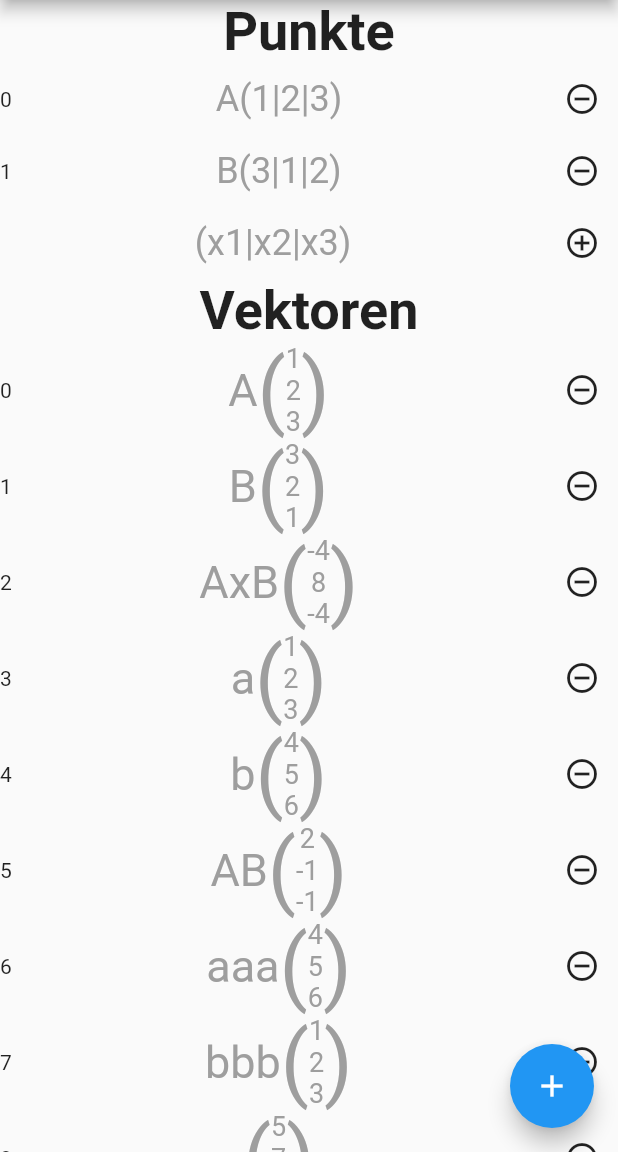
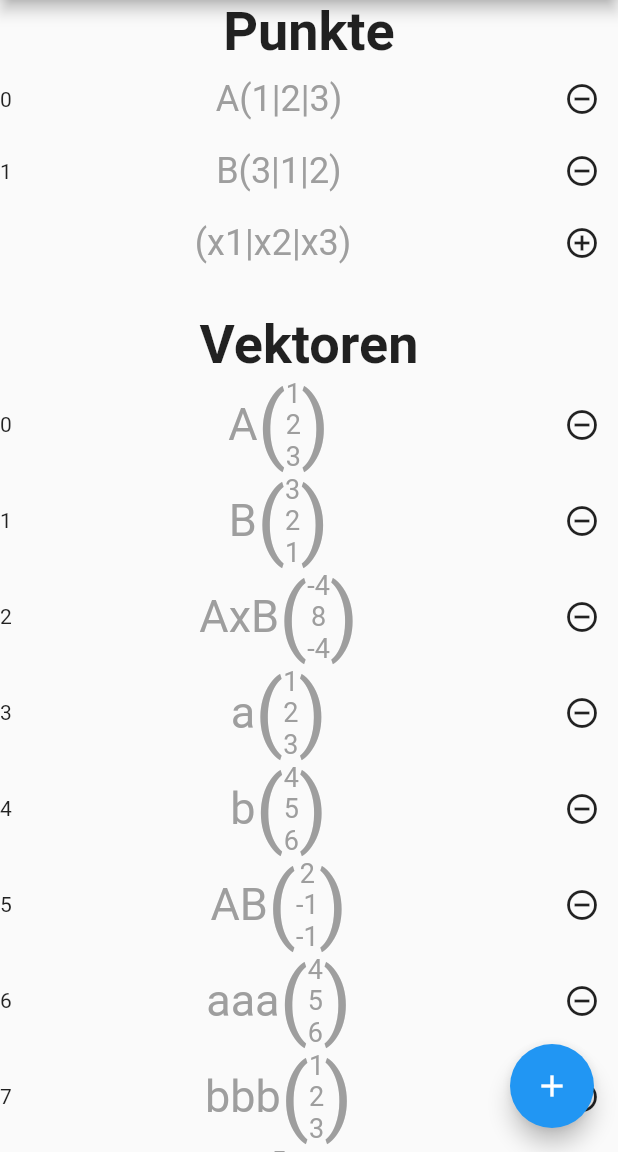
Before and after one commit to ts12345/helferlein, a Flutter app: the screen it shows after launch, on a phone screen of 412 x 824 dp, the part 84-1236 px from its top. Run offline on Flutter 3.47's test engine with Material 2 defaults, Android fonts, the phone set to English and light mode, and no system bars.

Commit message:
#01 Abstaende zwischen den einzelnen Listen

```diff
--- a/lib/ui/HomePage.dart
+++ b/lib/ui/HomePage.dart
@@ -15,8 +15,11 @@ class HomePage extends StatelessWidget {
       body: ListView(
         children: <Widget>[
           PointListWidget(),
+          spaceLine(20.0),
           VectorListWidget(),
+          spaceLine(20.0),
           PlaneListWidget(),
+          spaceLine(60.0),
         ],
       ),
       floatingActionButton: FloatingActionButton(
@@ -30,3 +33,12 @@ class HomePage extends StatelessWidget {
     );
   }
 }
+
+Text spaceLine(double size){
+  return Text(
+    " ",
+    style: TextStyle(
+      fontSize: size,
+    ),
+  );
+}
```
